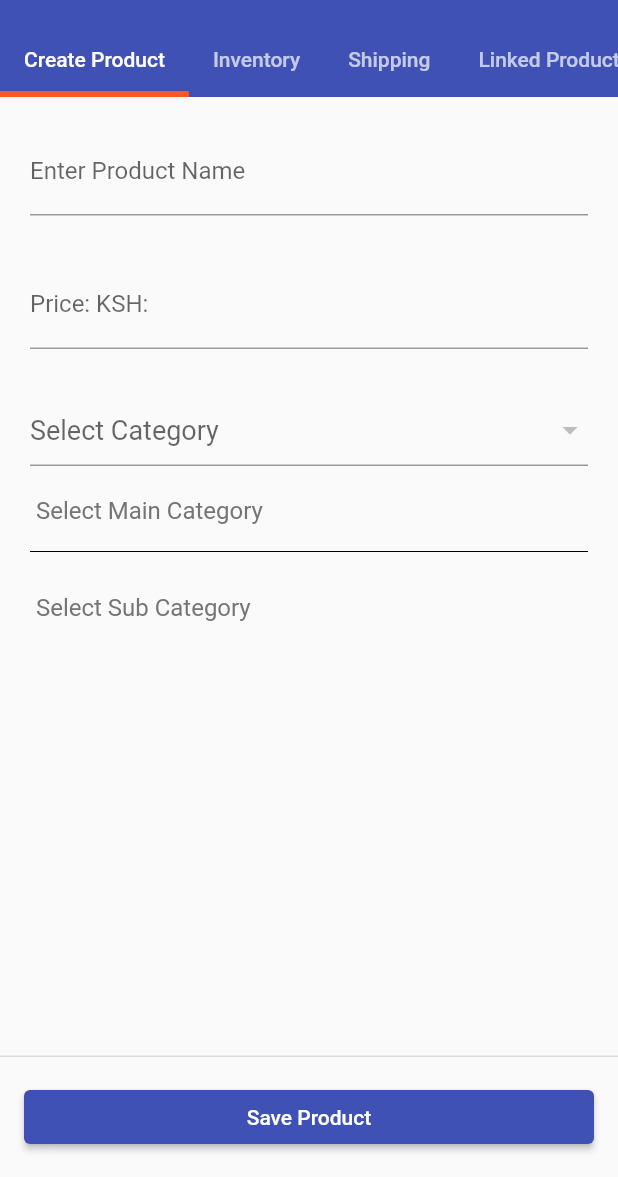
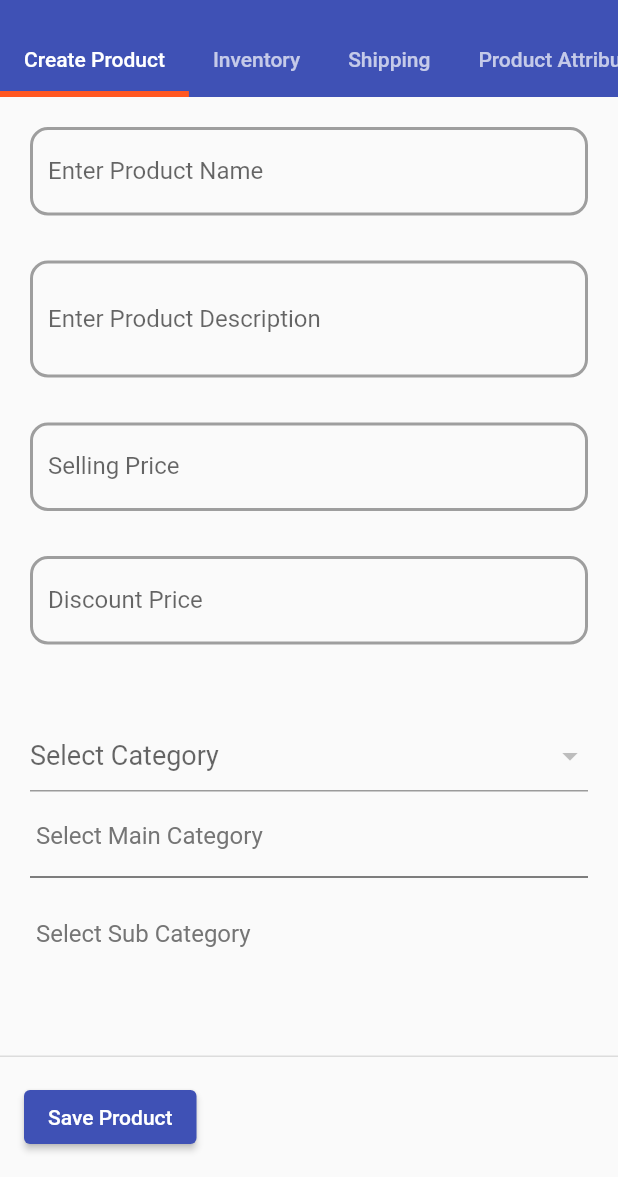
Before and after one commit to KimtaiKogoKevin/Try_It-Vendor, a Flutter app: the AddProductScreen screen opened by its route, on a phone screen of 412 x 824 dp, the part 59-1236 px from its top. Run offline on Flutter 3.47's test engine with Material 2 defaults, Android fonts, the phone set to English and light mode, and no system bars; our stand-ins replace cached_network_image, cloud_firestore, csc_picker, email_validator, firebase_auth, firebase_core and 3 more; missing offline and left inert: flutterfire_ui; accounts and stored records are empty; network calls fail; statements that could not run were skipped.

Commit message:
product Information

```diff
--- a/lib/Screens/Add_product_screen.dart
+++ b/lib/Screens/Add_product_screen.dart
@@ -2,6 +2,9 @@ import 'package:flutter/material.dart';
 import 'package:provider/provider.dart';
 import 'package:tryit_vendor_app/provider/product_provider.dart';
 import 'package:tryit_vendor_app/widgets/add_product/create_product.dart';
+import 'package:tryit_vendor_app/widgets/add_product/inventory_detail.dart';
+import 'package:tryit_vendor_app/widgets/add_product/productAttributes.dart';
+import 'package:tryit_vendor_app/widgets/add_product/shipping_management.dart';
 import 'package:tryit_vendor_app/widgets/customDrawer.dart';
 
 class AddProductScreen extends StatelessWidget {
@@ -13,7 +16,7 @@ class AddProductScreen extends StatelessWidget {
   Widget build(BuildContext context) {
     final _provider = Provider.of<ProductProvider>(context);
     return DefaultTabController(
-      length: 5,
+      length: 6,
       initialIndex: 0,
       child: Scaffold(
         appBar: AppBar(
@@ -30,6 +33,7 @@ class AddProductScreen extends StatelessWidget {
                 Tab(child: Text('Create Product')),
                 Tab(child: Text('Inventory')),
                 Tab(child: Text('Shipping')),
+                Tab(child: Text('Product Attributes')),
                 Tab(child: Text('Linked Products')),
                 Tab(child: Text('Images'))
               ],
@@ -38,12 +42,9 @@ class AddProductScreen extends StatelessWidget {
         body: const TabBarView(
           children: [
             CreateProduct(),
-            Center(
-              child: Text("1 "),
-            ),
-            Center(
-              child: Text("1 "),
-            ),
+            InventoryManagement(),
+            ShippingDetails(),
+            ProdAttributes(),
             Center(
               child: Text("1 "),
             ),
@@ -54,16 +55,13 @@ class AddProductScreen extends StatelessWidget {
         ),
         persistentFooterButtons: [
           Row(children: [
-            Expanded(
-              child: Padding(
+            Padding(
               padding: const EdgeInsets.all(8.0),
               child: ElevatedButton(
                 onPressed: () {
                   print(_provider.productData!['productName']);
                 },
-
                 child: const Text('Save Product'),
-                ),
               ),
             )
           ])
--- a/lib/firebase_services.dart
+++ b/lib/firebase_services.dart
@@ -3,7 +3,9 @@ import 'dart:io';
 import 'package:cloud_firestore/cloud_firestore.dart';
 import 'package:firebase_auth/firebase_auth.dart';
 import 'package:firebase_storage/firebase_storage.dart';
+import 'package:flutter/material.dart';
 import 'package:image_picker/image_picker.dart';
+import 'package:intl/intl.dart';
 import 'package:path_provider/path_provider.dart';
 import 'package:firebase_core/firebase_core.dart' as firebase_core;
 
@@ -33,4 +35,50 @@ class FirebaseServices {
         .then((value) => print("Vendor Added"))
         .catchError((error) => print("Failed to add Vendor: $error"));
   }
+  String formattedDate(date){
+
+    var outputFormatDate = DateFormat.yMd().add_jm();
+    var outputDate = outputFormatDate.format(date);
+    return outputDate;
+  }
+
+
+  //formfield
+  Widget formField({
+    String? label,
+    TextInputType? inputType,
+    void Function(String)? onChanged,
+    int?  maxLines,
+    int? minLines,
+    String? hint,
+
+  }) {
+    return TextFormField(
+      keyboardType: inputType,
+      maxLines: maxLines,
+      minLines: minLines,
+      decoration: InputDecoration(
+        enabledBorder: const OutlineInputBorder(
+          borderRadius: BorderRadius.all(Radius.circular(12.0)),
+          borderSide: BorderSide(color: Colors.grey, width: 2),
+        ),
+        focusedBorder: const OutlineInputBorder(
+          borderRadius: BorderRadius.all(Radius.circular(10.0)),
+          borderSide: BorderSide(color: Colors.indigo),
+        ),
+        label: Text(label!),
+        hintText: hint,
+        hintStyle: const TextStyle(fontSize: 8 , color: Colors.grey),
+
+      ),
+      validator: (value) {
+        if (value!.isEmpty) {
+          return label;
+        }
+        return null;
+      },
+      onChanged: onChanged,
+    );
+  }
+
 }
--- a/lib/provider/product_provider.dart
+++ b/lib/provider/product_provider.dart
@@ -14,7 +14,22 @@ class ProductProvider with ChangeNotifier {
     int? discountPrice,
      String? category,
      String? mainCategory,
-    String? subCategory
+    String? subCategory,
+    String? taxStatus ,
+    DateTime? discountDateSchedule,
+    int? skuNumber,
+    bool? manageInventory,
+    bool? chargeShipping,
+    int? shippingCharge,
+    String? brandName,
+    int? stockOnHand,
+    int? reorderLevel,
+    List? sizeList,
+    String? otherDetails,
+
+
+
+
 
 
   }) {
@@ -39,6 +54,47 @@ class ProductProvider with ChangeNotifier {
     if (subCategory != null) {
       productData!['subCategory'] = subCategory;
     }
+    if (taxStatus != null) {
+    productData!['taxStatus'] = taxStatus;
+    }
+    if(discountDateSchedule!= null){
+      productData!['discountDateSchedule']= discountDateSchedule;
+
+    }
+    if(skuNumber!= null){
+      productData!['skuNumber']= skuNumber;
+
+    }
+
+    if(stockOnHand!= null){
+      productData!['stockOnHand']= stockOnHand;
+
+    }
+
+    if(reorderLevel!= null){
+      productData!['reorderLevel']= reorderLevel;
+
+    }
+    if(shippingCharge!= null){
+      productData!['shippingCharge']= shippingCharge;
+
+    }
+    if(chargeShipping!= null){
+      productData!['chargeShipping']= chargeShipping;
+
+    }
+    if(brandName!= null){
+      productData!['brandName']= brandName;
+
+    }
+    if(sizeList!= null){
+      productData!['size']= sizeList;
+
+    }
+    if(otherDetails!= null){
+      productData!['otherDetails']= otherDetails;
+
+    }
     notifyListeners();
   }
 }
--- a/lib/widgets/add_product/Linked Products.dart
+++ b/lib/widgets/add_product/Linked Products.dart
@@ -1,6 +1,6 @@
 import 'package:flutter/material.dart';
 
-class LinkedProducts extends StatelessWidget {
+class LinkedProducts extends StatelessWidget  {
   const LinkedProducts({Key? key}) : super(key: key);
 
   @override
--- a/lib/widgets/add_product/create_product.dart
+++ b/lib/widgets/add_product/create_product.dart
@@ -18,25 +18,12 @@ class _CreateProductState extends State<CreateProduct>
   final FirebaseServices _services = FirebaseServices();
   final List<String> _categories = [];
   String? selectedCategory;
+  int? taxAmount;
+String? taxStatus;
+  bool? discountPrice = false;
 
-  Widget _formField({
-    String? label,
-    TextInputType? inputType,
-    void Function(String)? onChanged,
-  }) {
-    return TextFormField(
-      keyboardType: inputType,
-      decoration: InputDecoration(
-        label: Text(label!),
-      ),
-      validator: (value) {
-        if (value!.isEmpty) {
-          return label;
-        }
-      },
-      onChanged: onChanged,
-    );
-  }
+
+
 
   Widget _categoryDropDown(ProductProvider provider) {
     return DropdownButtonFormField<String>(
@@ -47,7 +34,7 @@ class _CreateProductState extends State<CreateProduct>
       ),
       icon: const Icon(Icons.arrow_drop_down),
       elevation: 16,
-      style: const TextStyle(color: Colors.deepPurple),
+      style: const TextStyle(color: Colors.grey),
       onChanged: (String? newValue) {
         setState(() {
           selectedCategory = newValue!;
@@ -65,6 +52,10 @@ class _CreateProductState extends State<CreateProduct>
       },
     );
   }
+  //commission dropdown
+
+  //commission percentage
+
 
   @override
   void initState() {
@@ -85,28 +76,76 @@ class _CreateProductState extends State<CreateProduct>
 
   @override
   Widget build(BuildContext context) {
+    super.build(context);
     return Consumer<ProductProvider>(builder: (context, provider, child) {
       return Padding(
         padding: const EdgeInsets.all(20.0),
         child: ListView(children: [
-          _formField(
+          _services.formField(
               label: 'Enter Product Name',
               inputType: TextInputType.name,
               onChanged: (value) {
                 //save in provider
                 provider.getFormData(productName: value);
               }),
-          SizedBox(height:30),
+          const SizedBox(height:30),
 
-          _formField(
-              label: 'Price: KSH:',
+          _services.formField(
+              label: 'Enter Product Description',
+              minLines: 2,
+              maxLines: 10,
+              inputType: TextInputType.multiline,
+              onChanged: (value) {
+                //save in provider
+                provider.getFormData(productDescription: value);
+              }),
+          const SizedBox(height:30),
+
+          _services.formField(
+              label: 'Selling Price ' ,
+              hint: 'This is the amount the customer will pay ',
+
               inputType: TextInputType.number,
               onChanged: (value) {
                 //save in provider
                 provider.getFormData(regularPrice: int.parse(value));
               }),
 
-          SizedBox(height:30),
+          const SizedBox(height:30),
+          _services.formField(
+              label: 'Discount Price',
+
+              inputType: TextInputType.number,
+              onChanged: (value) {
+                //save in provider
+                setState(() {
+                  provider.getFormData(regularPrice: int.parse(value));
+                  discountPrice  = true;
+
+
+                });
+              }),
+          if(discountPrice!)
+          Row(
+            mainAxisAlignment: MainAxisAlignment.spaceBetween,
+            children: [
+              InkWell(
+                onTap: (){
+                  showDatePicker(context: context, initialDate: DateTime.now(), firstDate: DateTime.now(), lastDate: DateTime(4000) , ).then((value){
+                    provider.getFormData(
+                        discountDateSchedule: value
+                    );
+                  });
+                },
+                  child: const Padding(
+                    padding:  EdgeInsets.all(8.0),
+                    child: Text('Discount Duration',style:TextStyle(color: Colors.blue),),
+                  )),
+              if(provider.productData!['discountDateSchedule']!=null)
+              Text(_services.formattedDate(provider.productData!['discountDateSchedule']))
+            ],
+          ),
+          const SizedBox(height:50),
 
           _categoryDropDown(provider),
           Padding(
@@ -166,7 +205,7 @@ class _CreateProductState extends State<CreateProduct>
                         child: const Icon(Icons.arrow_drop_down)),
                 ]),
           ),
-         SizedBox(height:30),
+         const SizedBox(height:30),
 
         ]),
       );
@@ -194,7 +233,7 @@ class MainCategoryList extends StatelessWidget {
             }
 
             if (snapshot.data!.size == 0) {
-              return Center(child: const Text('No Main Categories'));
+              return const Center(child: Text('No Main Categories'));
             }
 
             return ListView.builder(
--- a/pubspec.yaml
+++ b/pubspec.yaml
@@ -29,6 +29,7 @@ dependencies:
   flutter_easyloading: ^3.0.3
   cached_network_image: ^3.2.0
   provider: ^6.0.2
+  intl: ^0.17.0
 
 dev_dependencies:
   flutter_test:
```
Also changed, not shown: lib/widgets/add_product/inventory.dart (deleted, +0 -12 lines), lib/widgets/add_product/inventory_detail.dart (added, +69 -0 lines), lib/widgets/add_product/productAttributes.dart (added, +185 -0 lines), lib/widgets/add_product/shipping.dart (deleted, +0 -12 lines), lib/widgets/add_product/shipping_management.dart (added, +54 -0 lines), pubspec.lock. Lines whose indentation alone changed are shown as unchanged.
